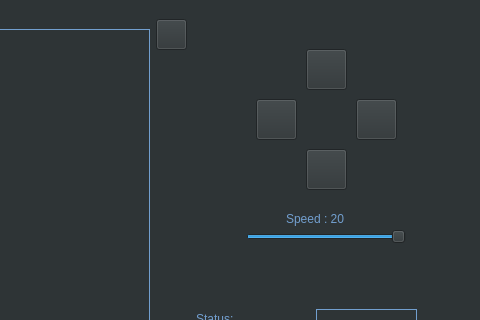
Qt form RemoteApptics/mainwindow.ui (electronicengine/OKATEM_PRIVATE) before a commit; both pictures show x 884 to 1364 and y 0 to 320 of the 1364 by 858 pixel window.
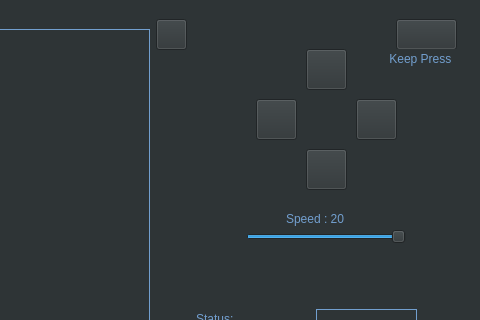
The same form after that commit. Icons and pictures are not drawn.

What changed in the file:
```diff
--- a/RemoteApptics/mainwindow.ui
+++ b/RemoteApptics/mainwindow.ui
@@ -1126,6 +1126,52 @@
      <string/>
     </property>
    </widget>
+   <widget class="QPushButton" name="toggle_button">
+    <property name="geometry">
+     <rect>
+      <x>1280</x>
+      <y>0</y>
+      <width>61</width>
+      <height>31</height>
+     </rect>
+    </property>
+    <property name="styleSheet">
+     <string notr="true">#toggle_button
+{
+	border-image: url(:/images/toggle_button_off.png);
+}
+
+#toggle_button:checked
+{
+border-image: url(:/images/toggle_button_on.png);
+}</string>
+    </property>
+    <property name="text">
+     <string/>
+    </property>
+    <property name="checkable">
+     <bool>true</bool>
+    </property>
+    <property name="checked">
+     <bool>false</bool>
+    </property>
+   </widget>
+   <widget class="QLabel" name="label_25">
+    <property name="geometry">
+     <rect>
+      <x>1270</x>
+      <y>30</y>
+      <width>91</width>
+      <height>19</height>
+     </rect>
+    </property>
+    <property name="styleSheet">
+     <string notr="true">color: rgb(114, 159, 207);</string>
+    </property>
+    <property name="text">
+     <string> Keep Press</string>
+    </property>
+   </widget>
   </widget>
   <widget class="QMenuBar" name="menuBar">
    <property name="geometry">
```
Left out of the diff: 49 changed lines with no effect on the pictures.
